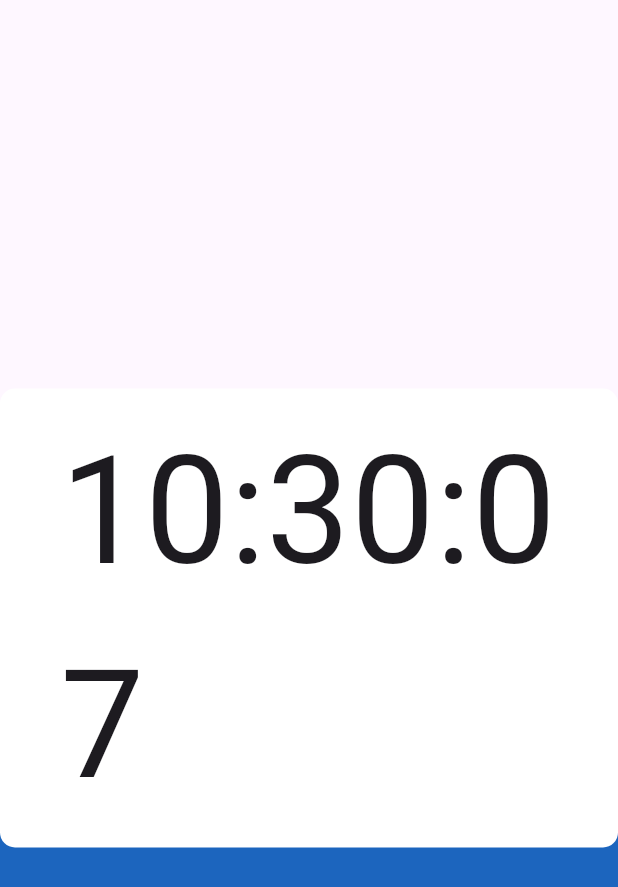
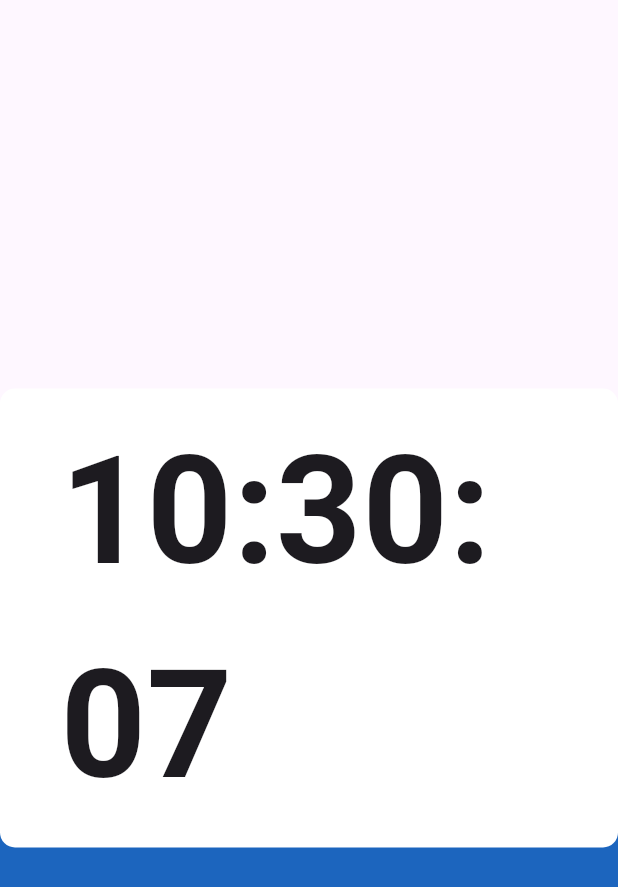
Before and after one commit to ilhamwd/raspberry_screen_test, a Flutter app: the screen it shows after launch, on a phone screen of 412 x 824 dp. Shown: the top 887 px of the screen. Run offline on Flutter 3.47's test engine with Material 3 defaults, Android fonts, the phone set to English and light mode, and no system bars.

Commit message:
font weight

```diff
--- a/lib/main.dart
+++ b/lib/main.dart
@@ -64,7 +64,7 @@ class _HomeState extends State<Home> {
             color: Colors.white, borderRadius: BorderRadius.circular(10)),
         child: Text(
           "${now.hour.toString().padLeft(2, "0")}:${now.minute.toString().padLeft(2, "0")}:${now.second.toString().padLeft(2, "0")}",
-          style: const TextStyle(fontSize: 100),
+          style: const TextStyle(fontSize: 100, fontWeight: FontWeight.bold),
         ),
       ))
     ]));
```
